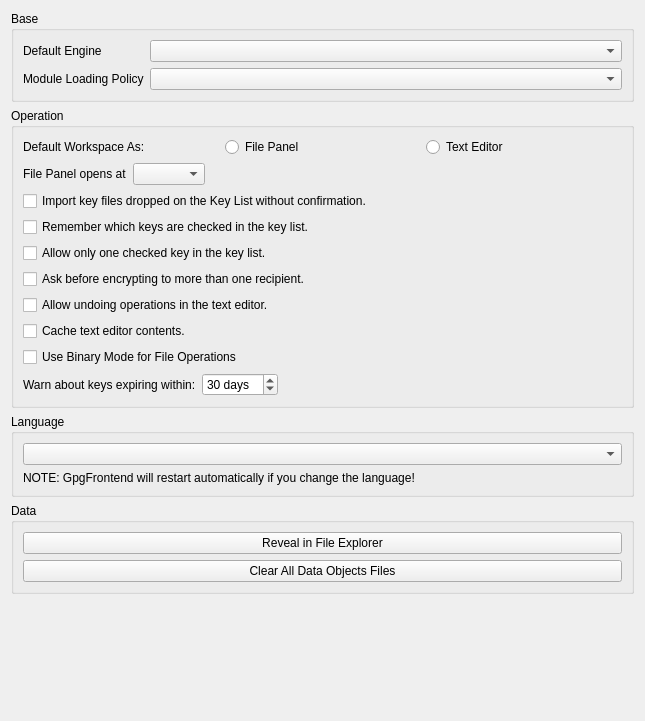
First picture: the form in ui/GeneralSettings.ui, repository saturneric/GpgFrontend, before the edit.
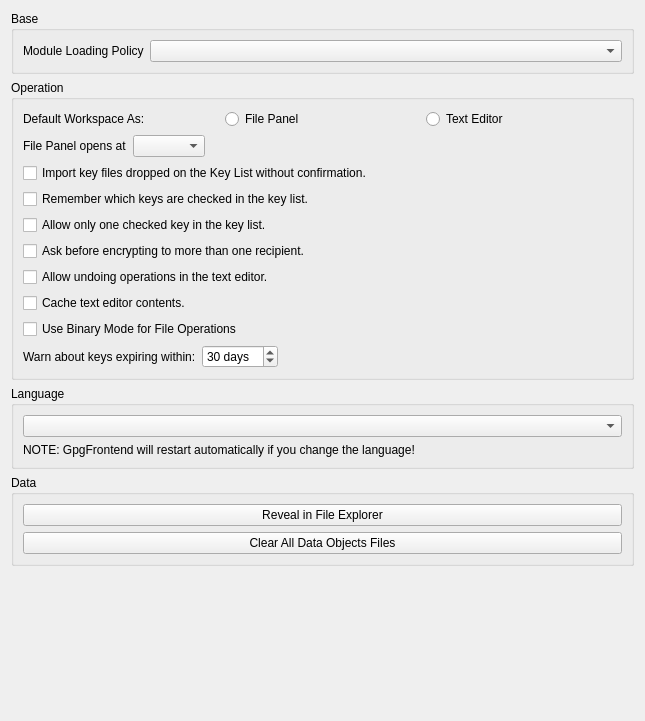
Second picture: the form after the edit.

Commit message:
feat(settings): manage key database defaults
- add a model for database ordering, fallback, and default selection
- move built-in engine settings from General to Key Databases
- add default markers and Use as Default controls
- improve database actions, paths, accessibility, and smart card notices
- persist the selected default database and built-in engine together

Patch:
```diff
--- a/ui/GeneralSettings.ui
+++ b/ui/GeneralSettings.ui
@@ -42,16 +42,6 @@
               </property>
              </widget>
             </item>
-            <item row="0" column="0">
-             <widget class="QLabel" name="defaultEngineLabel">
-              <property name="text">
-               <string>Default Engine</string>
-              </property>
-             </widget>
-            </item>
-            <item row="0" column="1">
-             <widget class="QComboBox" name="defaultEngineComboBox"/>
-            </item>
             <item row="1" column="1">
              <widget class="QComboBox" name="modulePolicyComboBox">
               <property name="sizePolicy">
```
The commit also changes 6 other files.
